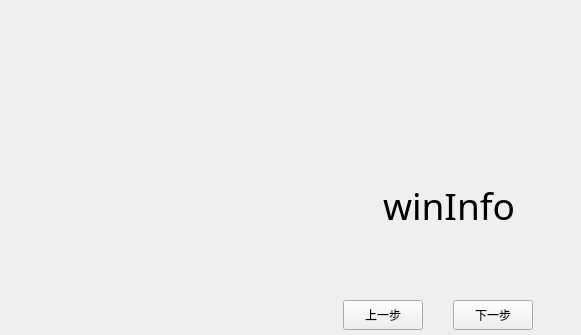
lgb666666661/Gobang, file chessboard_fupan.ui: the form before one commit; both pictures show x 867 to 1448 and y 0 to 335 of the 1448 by 735 pixel window.
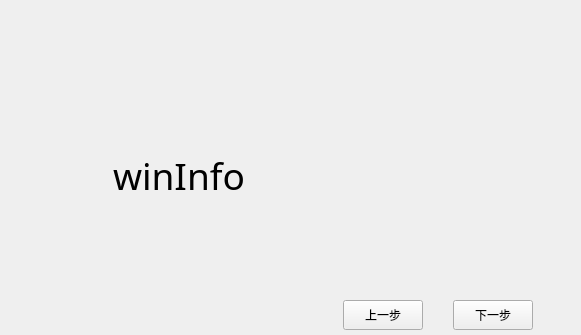
The form after the commit.

Commit message: 修复复盘的显示bug

The edit to the form file:
```diff
--- a/chessboard_fupan.ui
+++ b/chessboard_fupan.ui
@@ -51,10 +51,10 @@
    <widget class="QLabel" name="winInfo">
     <property name="geometry">
      <rect>
-      <x>1260</x>
-      <y>240</y>
-      <width>141</width>
-      <height>51</height>
+      <x>990</x>
+      <y>180</y>
+      <width>421</width>
+      <height>111</height>
      </rect>
     </property>
     <property name="font">
```
The commit also changes 1 other file.
